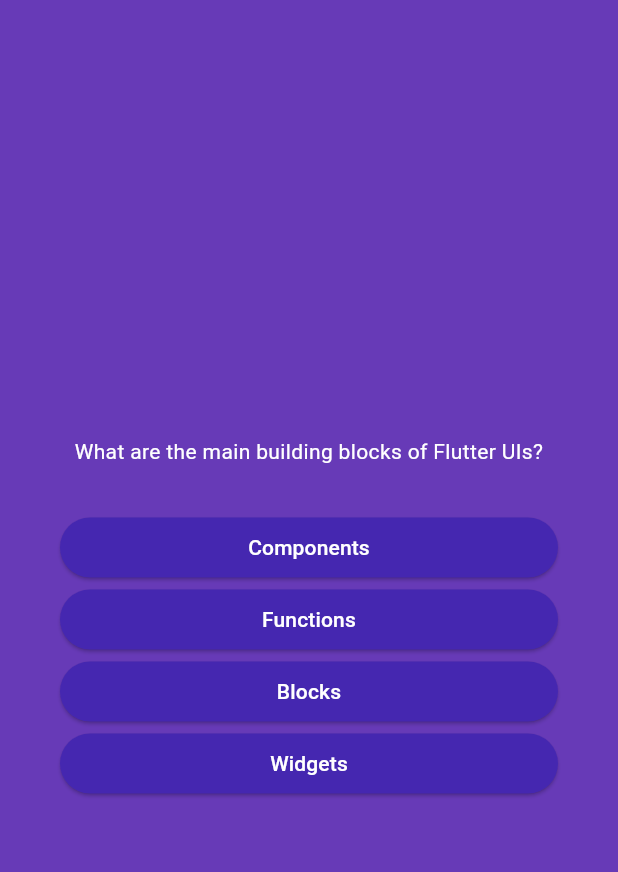
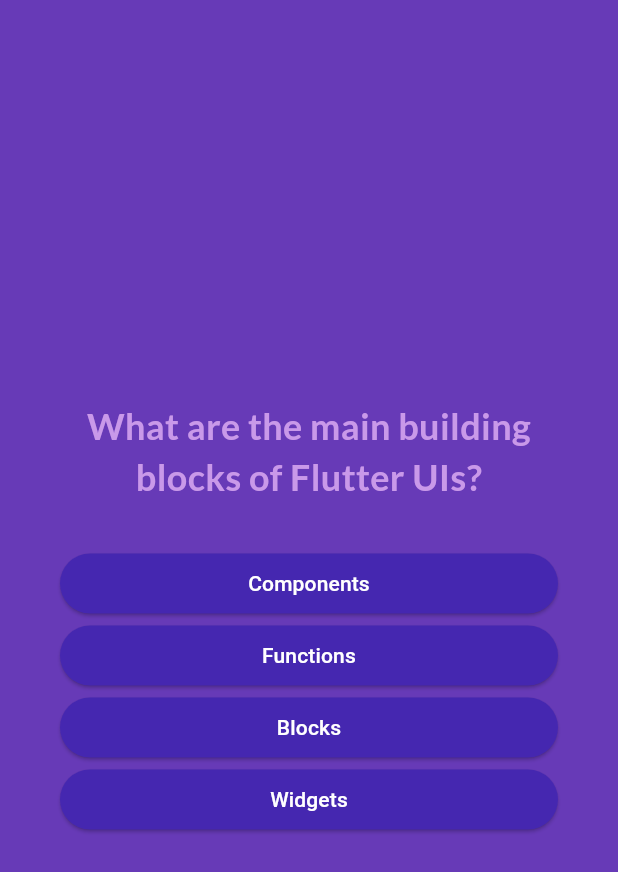
Before and after one commit to Shahmahdi/quiz_app_flutter, a Flutter app: the screen it shows after launch, after a tap on "Start Quiz", on a phone screen of 412 x 824 dp. Shown: the top 872 px of the screen. Run offline on Flutter 3.47's test engine with Material 3 defaults, Android fonts, the phone set to English and light mode, and no system bars; our stand-ins replace google_fonts.

Commit message:
google font library added

```diff
--- a/lib/questions_screen.dart
+++ b/lib/questions_screen.dart
@@ -1,4 +1,5 @@
 import 'package:flutter/material.dart';
+import 'package:google_fonts/google_fonts.dart';
 import 'package:quiz_app/answer_button.dart';
 import 'package:quiz_app/data/question.dart';
 
@@ -34,8 +35,10 @@ class _QuestionScreen extends State<QuestionsScreen> {
           children: [
             Text(
               currentQuestion.question,
-              style: const TextStyle(
-                color: Colors.white,
+              style: GoogleFonts.lato(
+                color: const Color.fromARGB(255, 201, 153, 233),
+                fontSize: 24,
+                fontWeight: FontWeight.bold
               ),
               textAlign: TextAlign.center,
             ),
--- a/lib/start.screen.dart
+++ b/lib/start.screen.dart
@@ -1,4 +1,5 @@
 import 'package:flutter/material.dart';
+import 'package:google_fonts/google_fonts.dart';
 
 class StartScreen extends StatelessWidget {
   const StartScreen(this.startQuiz, {super.key});
@@ -21,9 +22,9 @@ class StartScreen extends StatelessWidget {
           const SizedBox(
             height: 60,
           ),
-          const Text(
+          Text(
             'Learn Flutter the fun way!',
-            style: TextStyle(
+            style: GoogleFonts.lato(
               fontSize: 24,
               color: Colors.white,
             ),
--- a/pubspec.yaml
+++ b/pubspec.yaml
@@ -35,6 +35,7 @@ dependencies:
   # The following adds the Cupertino Icons font to your application.
   # Use with the CupertinoIcons class for iOS style icons.
   cupertino_icons: ^1.0.6
+  google_fonts: ^6.2.1
 
 dev_dependencies:
   flutter_test:
```
Also changed, not shown: pubspec.lock, 7 other files.
